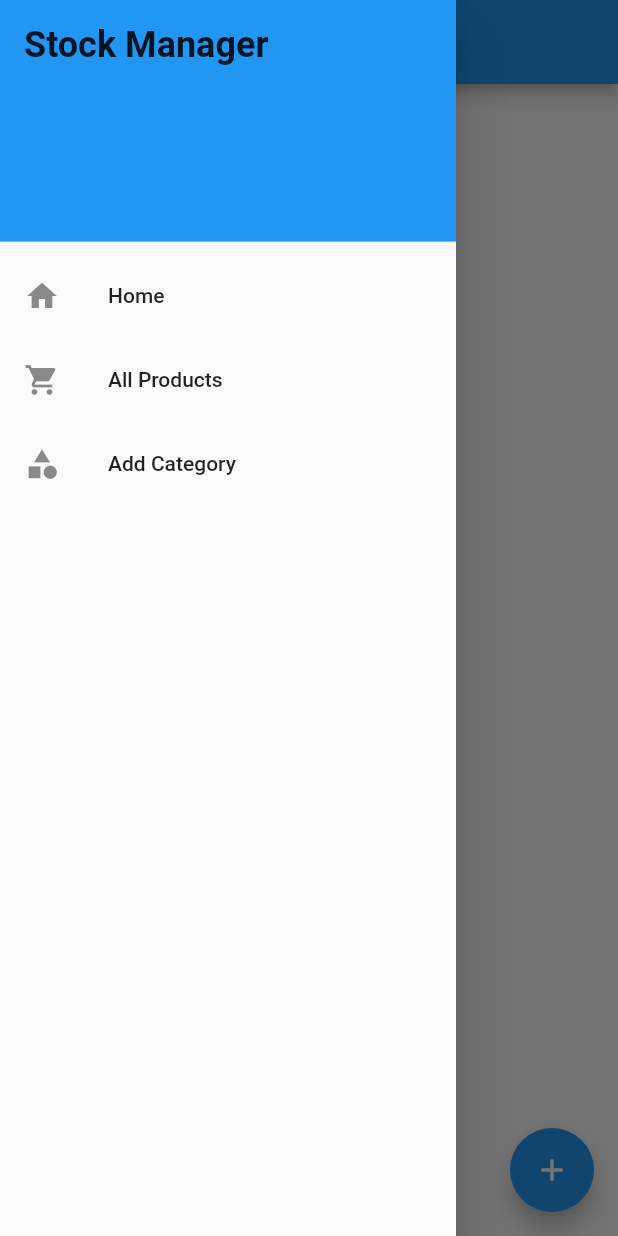
After one commit to vemo068/stock_manager, a Flutter app: the AllProductsPage screen opened directly, with the side drawer open, on a phone screen of 412 x 824 dp. The commit adds this screen. Run offline on Flutter 3.47's test engine with Material 2 defaults, Android fonts, the light colour scheme and no system bars; our stand-ins replace get, hive, sqflite; accounts and stored records are empty.

Commit message:
app working

```diff
--- /dev/null
+++ b/lib/components/drawer.dart
@@ -0,0 +1,56 @@
+import 'package:flutter/material.dart';
+import 'package:get/get.dart';
+import 'package:stock_manager/components/boxs_update.dart';
+import 'package:stock_manager/controller/product_controller.dart';
+import 'package:stock_manager/pages/add_category.dart';
+import 'package:stock_manager/pages/all_products_page.dart';
+import 'package:stock_manager/pages/homepage.dart';
+import 'package:stock_manager/styles/text_style.dart';
+
+class MyDrawer extends StatelessWidget {
+  final ProductController productController = Get.find<ProductController>();
+  MyDrawer({Key? key}) : super(key: key);
+
+  @override
+  Widget build(BuildContext context) {
+    return Drawer(
+      child: ListView(
+        padding: EdgeInsets.zero,
+        children: <Widget>[
+          DrawerHeader(
+            child: Text(
+              'Stock Manager',
+              style: kHeadingTextStyle,
+            ),
+            decoration: BoxDecoration(
+              color: Colors.blue,
+            ),
+          ),
+          ListTile(
+            leading: Icon(Icons.home),
+            title: Text('Home'),
+            onTap: () {
+              Get.offAll(HomePage());
+            },
+          ),
+          ListTile(
+            leading: Icon(Icons.shopping_cart),
+            title: Text('All Products'),
+            onTap: () {
+              productController.loadProducts();
+              Get.offAll(AllProductsPage());
+            },
+          ),
+          ListTile(
+            leading: Icon(Icons.category),
+            title: Text('Add Category'),
+            onTap: () {
+              Get.to(AddCategoryPage());
+            },
+          ),
+
+        ],
+      ),
+    );
+  }
+}
--- a/lib/database/category.dart
+++ b/lib/database/category.dart
@@ -4,19 +4,19 @@ class Category {
   int? id;
   String name;
 
-  String color;
+
 
   Category({
     this.id,
     required this.name,
-    required this.color,
+
   });
 
   Map<String, dynamic> toMap() {
     return {
       'id': id,
       'name': name,
-      'color': color,
+
 
     };
   }
@@ -25,7 +25,7 @@ class Category {
     return Category(
       id: map['id'],
       name: map['name'],
-      color: map['color'],
+
 
     );
   }
--- a/lib/database/db_helper.dart
+++ b/lib/database/db_helper.dart
@@ -36,7 +36,7 @@ class DBHelper {
           pieces_per_box INTEGER,
           individual_pieces INTEGER,
           category_id INTEGER,
-          date_added TEXT
+          date_added TEXT,
           FOREIGN KEY (category_id) REFERENCES categories(id)
         )
       ''');
@@ -61,7 +61,6 @@ class DBHelper {
       ''');
   }
 
-
 //Products
 
   Future<int> insertProduct(Product product) async {
@@ -79,10 +78,11 @@ class DBHelper {
       },
     );
   }
+
   Future<List<Product>> searchProducts(String searchText) async {
     final db = await database;
-  final List<Map<String, dynamic>> maps = await db.rawQuery(
-      "SELECT * FROM products WHERE name LIKE '%$searchText%'");
+    final List<Map<String, dynamic>> maps = await db
+        .rawQuery("SELECT * FROM products WHERE name LIKE '%$searchText%'");
     return List.generate(maps.length, (i) {
       return Product.fromMap(maps[i]);
     });
@@ -105,6 +105,16 @@ class DBHelper {
       where: 'id = ?',
       whereArgs: [id],
     );
+  }
+
+  Future<List<Product>> getProductsByCategoryId(int categoryId) async {
+    final db = await database;
+    final List<Map<String, dynamic>> maps = await db
+        .rawQuery('SELECT * FROM products WHERE category_id = ?', [categoryId]);
+
+    return List.generate(maps.length, (i) {
+      return Product.fromMap(maps[i]);
+    });
   }
 
 // Category
@@ -134,15 +144,34 @@ class DBHelper {
       whereArgs: [category.id],
     );
   }
+
   Future<int> deleteCategory(int id) async {
     final Database db = await _instance.database;
+    await deleteProductsByCategoryId(id);
     return await db.delete(
-      'category',
+      'categories',
       where: 'id = ?',
       whereArgs: [id],
     );
   }
 
+  Future<void> deleteProductsByCategoryId(int categoryId) async {
+    final db = await _instance.database;
+
+    await db.delete(
+      'products',
+      where: 'category_id = ?',
+      whereArgs: [categoryId],
+    );
+  }
+
+  Future<Category> getCategoryById(int id) async {
+    final db = await database;
+    List<Map<String, dynamic>> result =
+        await db.query('categories', where: "id = ?", whereArgs: [id]);
+
+    return Category.fromMap(result.first);
+  }
 
 // History
 
@@ -202,6 +231,4 @@ Future<int> deleteCategory(int id) async {
       whereArgs: [productId],
     );
   }
-
-
 }
--- a/lib/database/product.dart
+++ b/lib/database/product.dart
@@ -10,7 +10,7 @@ class Product {
 
   int numIndividualPieces;
 
-  Category category;
+  int categoryId;
 
   DateTime dateAdded;
 
@@ -19,7 +19,7 @@ class Product {
     required this.name,
     required this.numPiecesPerBox,
     required this.numIndividualPieces,
-    required this.category,
+    required this.categoryId,
     required this.dateAdded,
   });
 
@@ -27,22 +27,20 @@ class Product {
     return {
       'id': id,
       'name': name,
-      'numPiecesPerBox': numPiecesPerBox,
-      'numIndividualPieces': numIndividualPieces,
-      'category': category,
-     'date_added':dateAdded.toString()
+      'pieces_per_box': numPiecesPerBox,
+      'individual_pieces': numIndividualPieces,
+      'category_id': categoryId,
+      'date_added': dateAdded.toString()
     };
   }
 
   factory Product.fromMap(Map<String, dynamic> map) {
     return Product(
-      id: map['id'],
-      name: map['name'],
-      numPiecesPerBox: map['numPiecesPerBox'],
-      numIndividualPieces: map['numIndividualPieces'],
-      category: map['category'],
-      dateAdded:DateTime.parse(map['date_added'])
-
-    );
+        id: map['id'],
+        name: map['name'],
+        numPiecesPerBox: map['pieces_per_box'],
+        numIndividualPieces: map['individual_pieces'],
+        categoryId: map['category_id'],
+        dateAdded: DateTime.parse(map['date_added']));
   }
 }
--- a/lib/pages/add_category.dart
+++ b/lib/pages/add_category.dart
@@ -2,6 +2,7 @@ import 'dart:math';
 
 import 'package:flutter/material.dart';
 import 'package:get/get.dart';
+import 'package:stock_manager/components/drawer.dart';
 import 'package:stock_manager/controller/product_controller.dart';
 import 'package:stock_manager/database/category.dart';
 import 'package:stock_manager/styles/colors.dart';
@@ -18,6 +19,7 @@ class AddCategoryPage extends StatelessWidget {
 
 
     return Scaffold(
+      drawer: MyDrawer(),
       appBar: AppBar(
         title: Text('Add Category'),
       ),
@@ -47,7 +49,7 @@ class AddCategoryPage extends StatelessWidget {
                   if (_formKey.currentState!.validate()) {
                     final newCategory = Category(
                       name: _nameController.text,
-                      color: getRandomColor(),
+
                     );
                     categoryController.addCategory(newCategory);
                     Get.back();
--- /dev/null
+++ b/lib/pages/all_products_page.dart
@@ -0,0 +1,41 @@
+import 'package:flutter/material.dart';
+import 'package:get/get.dart';
+import 'package:stock_manager/components/drawer.dart';
+import 'package:stock_manager/components/product_item.dart';
+import 'package:stock_manager/controller/product_controller.dart';
+import 'package:stock_manager/pages/add_product.dart';
+
+class AllProductsPage extends StatelessWidget {
+  final ProductController productController = Get.find<ProductController>();
+  AllProductsPage();
+
+  @override
+  Widget build(BuildContext context) {
+    return Scaffold(
+      drawer: MyDrawer(),
+      floatingActionButton: FloatingActionButton(
+        onPressed: () {
+          Get.to(AddProductPage());
+        },
+        child: Icon(Icons.add),
+      ),
+      appBar: AppBar(
+        title: Text("All products"),
+      ),
+      body: Padding(
+        padding: EdgeInsets.all(8),
+        child: GetBuilder(
+            init: productController,
+            builder: (_) {
+              return ListView.builder(
+                itemCount: productController.products.length,
+                itemBuilder: (context, index) {
+                  final product = productController.products[index];
+                  return ProductItem(product: product);
+                },
+              );
+            }),
+      ),
+    );
+  }
+}
```
Also changed, not shown: lib/components/boxs_update.dart (added, +67 -0 lines), lib/components/category_item.dart (added, +37 -0 lines), lib/components/product_item.dart (added, +56 -0 lines), lib/controller/product_controller.dart (+48 -9 lines), lib/pages/add_product.dart (+14 -16 lines), lib/pages/homepage.dart (+47 -32 lines), lib/pages/product_page.dart (added, +143 -0 lines), lib/pages/products_by_category.dart (added, +46 -0 lines), lib/pages/resault_products.dart (added, +34 -0 lines). Lines whose indentation alone changed are shown as unchanged.
